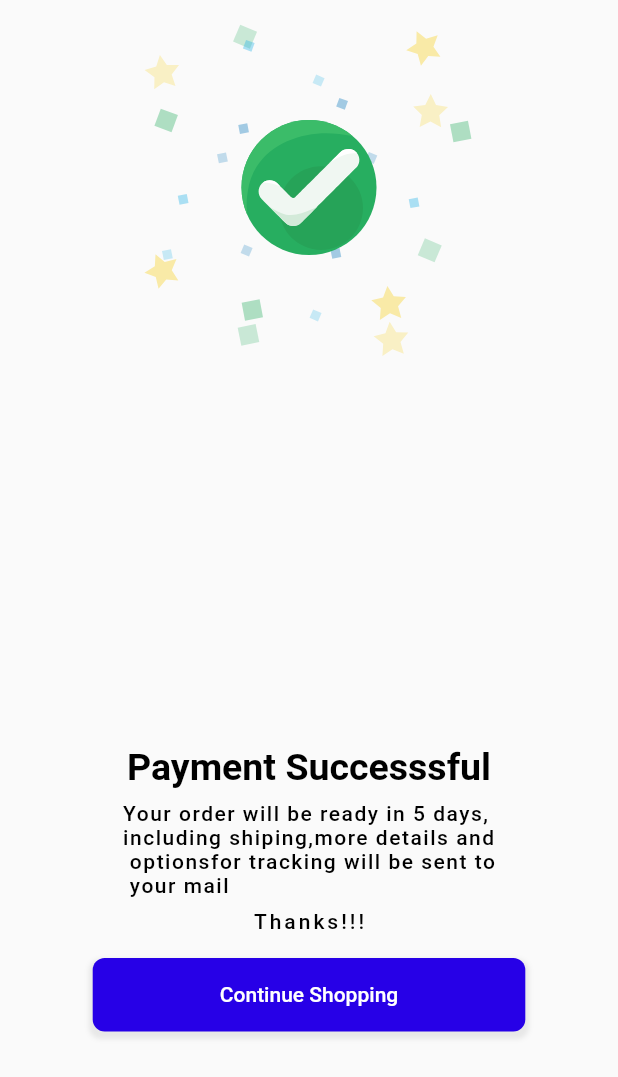
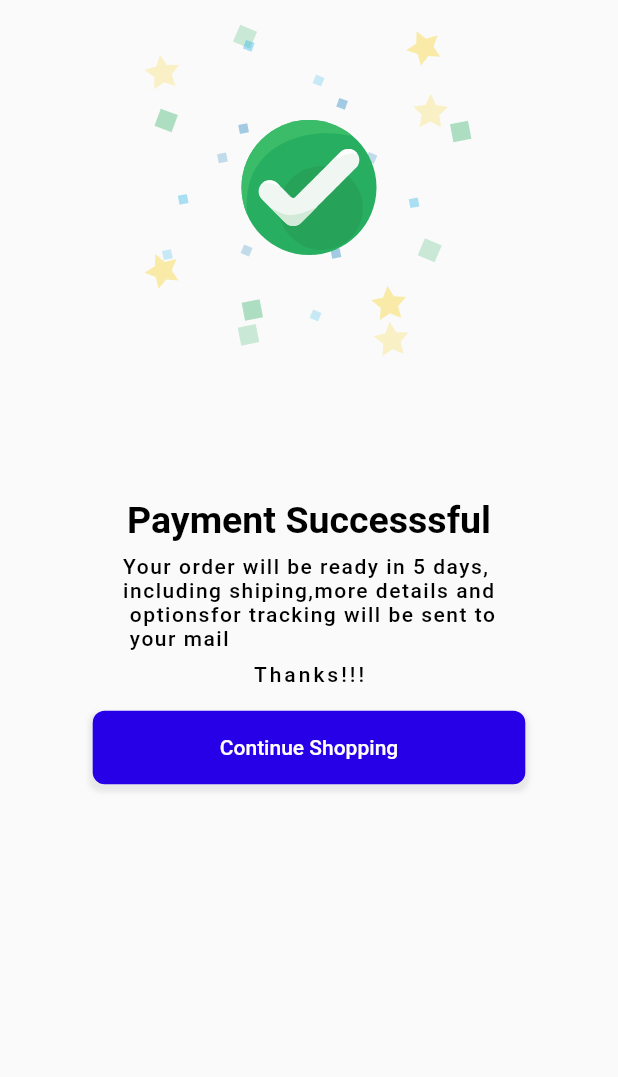
Before and after one commit to MuhammadYousufbhimla/Ecommerce-UI-UX, a Flutter app: the screen it shows after launch, swiped to page 2, on a phone screen of 412 x 824 dp. Shown: the top 1077 px of the screen. Run offline on Flutter 3.47's test engine with Material 2 defaults, Android fonts, the phone set to English and light mode, and no system bars; our stand-ins replace flutter_easyloading, lottie.

```diff
--- a/lib/pages/nine.dart
+++ b/lib/pages/nine.dart
@@ -24,7 +24,7 @@ class _SevenState extends State<Nine> {
           ),
           Padding(
             padding:
-                EdgeInsets.only(top: MediaQuery.of(context).size.height * 0.30),
+                EdgeInsets.only(top: MediaQuery.of(context).size.height * 0.10),
             child: Text(
               "Payment Successsful",
               style: TextStyle(
```
